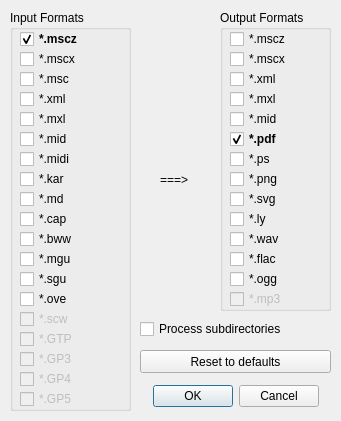
Qt form batch_export.ui (Jojo-Schmitz/batch_export) before a commit.
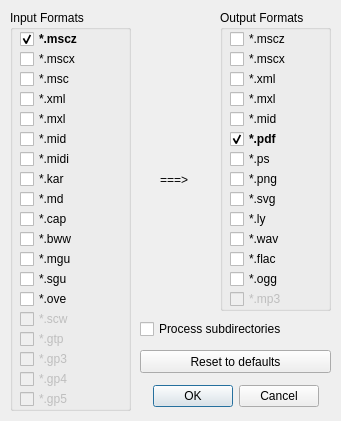
The same form after that commit.

Commit message: file extensions in lower case only

The edit to the form file:
```diff
--- a/batch_export.ui
+++ b/batch_export.ui
@@ -564,7 +564,7 @@
      <string>Guitar Pro</string>
     </property>
     <property name="text">
-     <string notr="true">*.GTP</string>
+     <string notr="true">*.gtp</string>
     </property>
     <property name="checkable">
      <bool>true</bool>
@@ -586,7 +586,7 @@
      <string>Guitar Pro</string>
     </property>
     <property name="text">
-     <string notr="true">*.GP3</string>
+     <string notr="true">*.gp3</string>
     </property>
    </widget>
    <widget class="QCheckBox" name="checkBox_GP4">
@@ -605,7 +605,7 @@
      <string>Guitar Pro</string>
     </property>
     <property name="text">
-     <string notr="true">*.GP4</string>
+     <string notr="true">*.gp4</string>
     </property>
    </widget>
    <widget class="QCheckBox" name="checkBox_GP5">
@@ -624,7 +624,7 @@
      <string>Guitar Pro</string>
     </property>
     <property name="text">
-     <string notr="true">*.GP5</string>
+     <string notr="true">*.gp5</string>
     </property>
    </widget>
   </widget>
```
Left out of the diff: 8 changed lines with no effect on the pictures. The commit also changes 2 other files.
